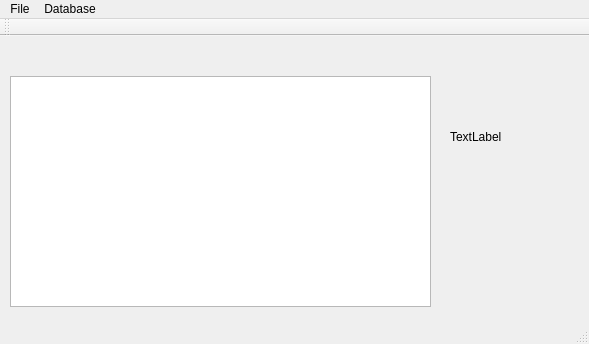
MihaiToropu/Championship, file Competitie_judo/mainwindow.ui: the form before one commit.
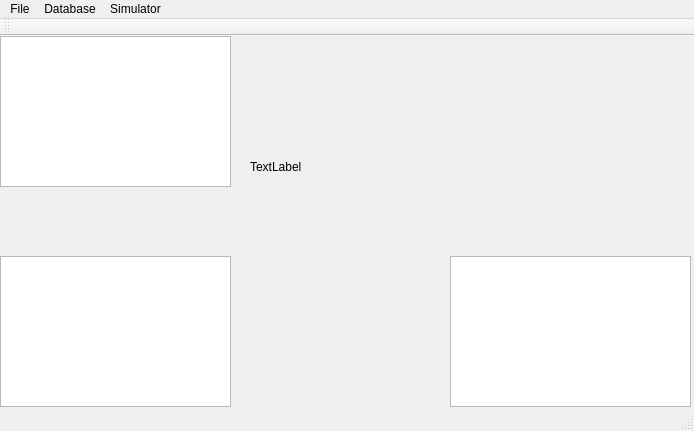
The form after the commit.

```diff
--- a/Competitie_judo/mainwindow.ui
+++ b/Competitie_judo/mainwindow.ui
@@ -6,8 +6,8 @@
    <rect>
     <x>0</x>
     <y>0</y>
-    <width>589</width>
-    <height>344</height>
+    <width>694</width>
+    <height>431</height>
    </rect>
   </property>
   <property name="windowTitle">
@@ -17,9 +17,9 @@
    <widget class="QLabel" name="Image">
     <property name="geometry">
      <rect>
-      <x>450</x>
-      <y>0</y>
-      <width>141</width>
+      <x>250</x>
+      <y>30</y>
+      <width>421</width>
       <height>201</height>
      </rect>
     </property>
@@ -30,10 +30,30 @@
    <widget class="QTableView" name="tableView">
     <property name="geometry">
      <rect>
-      <x>10</x>
-      <y>40</y>
-      <width>421</width>
-      <height>231</height>
+      <x>0</x>
+      <y>0</y>
+      <width>231</width>
+      <height>151</height>
+     </rect>
+    </property>
+   </widget>
+   <widget class="QTableView" name="tableView_2">
+    <property name="geometry">
+     <rect>
+      <x>0</x>
+      <y>220</y>
+      <width>231</width>
+      <height>151</height>
+     </rect>
+    </property>
+   </widget>
+   <widget class="QTableView" name="tableView_3">
+    <property name="geometry">
+     <rect>
+      <x>450</x>
+      <y>220</y>
+      <width>241</width>
+      <height>151</height>
      </rect>
     </property>
    </widget>
@@ -43,7 +63,7 @@
     <rect>
      <x>0</x>
      <y>0</y>
-     <width>589</width>
+     <width>694</width>
      <height>22</height>
     </rect>
    </property>
@@ -64,8 +84,16 @@
     </property>
     <addaction name="actionRefresh"/>
    </widget>
+   <widget class="QMenu" name="menuSimulator">
+    <property name="title">
+     <string>Simulator</string>
+    </property>
+    <addaction name="actionSimuleazaDuel"/>
+    <addaction name="actionSimuleaza_Clasament"/>
+   </widget>
    <addaction name="menuFile"/>
    <addaction name="menuDatabase"/>
+   <addaction name="menuSimulator"/>
   </widget>
   <widget class="QToolBar" name="mainToolBar">
    <attribute name="toolBarArea">
```
Left out of the diff: 10 changed lines with no effect on the pictures.
